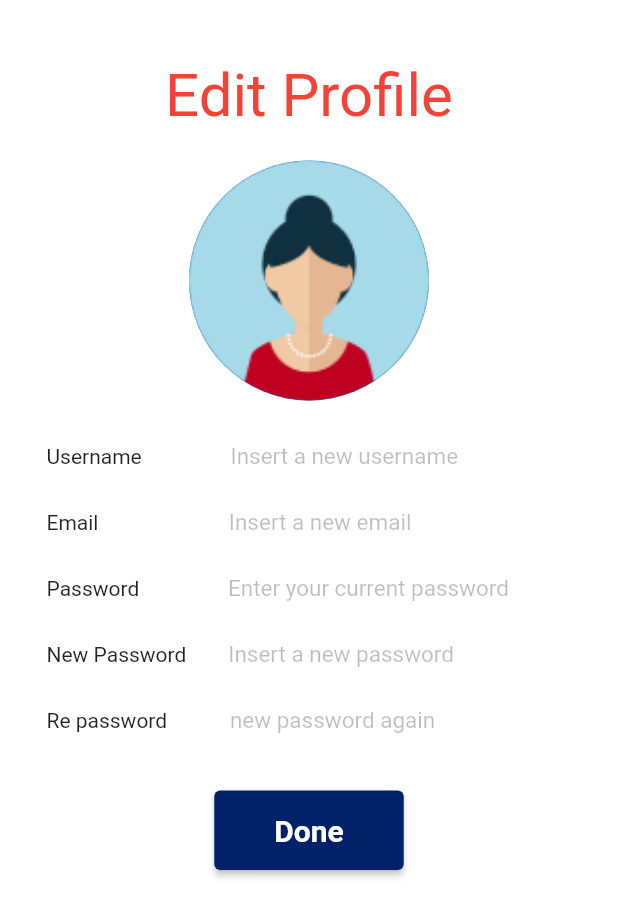
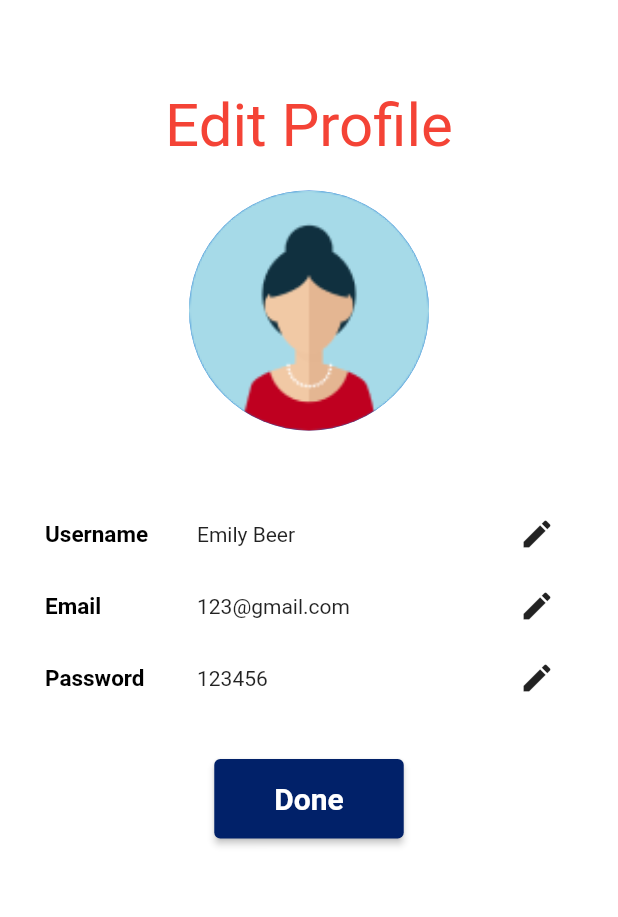
Before and after one commit to pipiipin/Rate-me, a Flutter app: the EditScreen screen opened directly, on a phone screen of 412 x 824 dp. Shown: the top 917 px of the screen. Run offline on Flutter 3.47's test engine with Material 2 defaults, Android fonts, the phone set to English and light mode, and no system bars; our stand-ins replace dio, firebase_auth, firebase_core, flutter_riverpod, lottie; missing offline and left inert: flutter_animated_dialog, tmdb_api; accounts and stored records are empty.

Commit message:
[UPDATE]

```diff
--- a/rate_me/lib/components/tab_view.dart
+++ b/rate_me/lib/components/tab_view.dart
@@ -1,5 +1,4 @@
 import 'package:flutter/material.dart';
-import 'package:readmore/readmore.dart';
 
 class TabBarPage extends StatefulWidget {
   const TabBarPage({Key? key}) : super(key: key);
--- a/rate_me/lib/main.dart
+++ b/rate_me/lib/main.dart
@@ -1,11 +1,8 @@
 import 'package:flutter/material.dart';
 import 'package:lottie/lottie.dart';
-import 'package:rate_me/screens/default.dart';
 import 'package:rate_me/screens/home.dart';
 import 'package:firebase_auth/firebase_auth.dart';
-// import 'package:rate_me/components/bottombar.dart';
 import 'package:rate_me/screens/login.dart';
-import 'package:rate_me/screens/movie.dart';
 import 'package:rate_me/screens/signup.dart';
 import 'package:rate_me/screens/content.dart';
 import 'package:firebase_core/firebase_core.dart';
@@ -30,7 +27,7 @@ class MyApp extends StatelessWidget {
       theme: ThemeData(
         primarySwatch: Colors.blue,
       ),
-      home: const MovieScreen(),
+      home: const IntroScreen(),
       routes: {
         SignupScreen.routeName: (context) => const SignupScreen(),
         LoginScreen.routeName: (context) => const LoginScreen(),
--- a/rate_me/lib/screens/editPro.dart
+++ b/rate_me/lib/screens/editPro.dart
@@ -1,3 +1,5 @@
+// ignore_for_file: file_names, unused_local_variable
+
 import 'package:flutter/material.dart';
 
 class EditScreen extends StatelessWidget {
@@ -9,9 +11,12 @@ class EditScreen extends StatelessWidget {
         backgroundColor: Colors.white,
         body: Center(
           child: Padding(
-        padding: EdgeInsets.only(top: 40),
+            padding: const EdgeInsets.only(top: 40),
             child: Column(
               children: const [
+                SizedBox(
+                  height: 20,
+                ),
                 Text(
                   'Edit Profile',
                   style: TextStyle(
@@ -34,6 +39,11 @@ class EditScreen extends StatelessWidget {
   }
 }
 
+class AlwaysDisabledFocusNode extends FocusNode {
+  @override
+  bool get hasFocus => false;
+}
+
 class _TextEdit extends StatefulWidget {
   const _TextEdit({Key? key}) : super(key: key);
 
@@ -42,160 +52,213 @@ class _TextEdit extends StatefulWidget {
 }
 
 class _TextEditState extends State<_TextEdit> {
-  final userController = TextEditingController();
-  final emailController = TextEditingController();
-  final passController = TextEditingController();
-  final newPassController = TextEditingController();
-  final rePassController = TextEditingController();
+  bool isUser = false;
+  bool isEmail = false;
+  bool isPass = false;
 
-  @override
-  void dispose() {
-    userController.dispose();
-    emailController.dispose();
-    passController.dispose();
-    newPassController.dispose();
-    rePassController.dispose();
+  String user = 'Emily Beer';
+  String email = '123@gmail.com';
+  String pass = '123456';
 
-    super.dispose();
-  }
+  bool _isObscure = true;
 
   final _formKey = GlobalKey<FormState>();
 
   @override
   Widget build(BuildContext context) {
-    return Container(
-      padding: const EdgeInsets.all(20),
-      child: Column(
+    return Column(
       mainAxisAlignment: MainAxisAlignment.start,
       children: [
         Form(
           key: _formKey,
           child: Column(
             children: <Widget>[
-                Container(
-                  width: 350,
-                  child: TextFormField(
-                    controller: userController,
-                    style: TextStyle(fontSize: 15, color: Colors.red),
-                    decoration: const InputDecoration(
-                        icon: Text('Username         '),
-                        fillColor: Colors.white,
-                        isDense: true,
-                        filled: true,
-                        border: InputBorder.none,
-                        hintText: 'Insert a new username',
-                        hintStyle: TextStyle(fontSize: 15.0, color: Colors.black26),),
+              Padding(
+                padding: const EdgeInsets.all(30),
+                child: Row(
+                  children: [
+                    Expanded(
+                      flex: 1,
+                      child: Column(
+                        crossAxisAlignment: CrossAxisAlignment.start,
+                        children: [
+                          const SizedBox(
+                            height: 15,
+                          ),
+                          Row(
+                            children: [
+                              const Expanded(
+                                flex: 1,
+                                child: Text('Username',
+                                    style: TextStyle(
+                                        fontSize: 15.0,
+                                        color: Colors.black,
+                                        fontWeight: FontWeight.bold)),
+                              ),
+                              Expanded(
+                                flex: 2,
+                                child: !isUser
+                                    ? Text(user)
+                                    : TextFormField(
+                                        initialValue: user,
+                                        textInputAction: TextInputAction.done,
+                                        onFieldSubmitted: (value) {
+                                          setState(() =>
+                                              {isUser = false, user = value});
+                                        },
                                         validator: (value) {
                                           if (value == null || value.isEmpty) {
                                             return 'Please enter some text';
                                           }
                                           return null;
                                         },
+                                        decoration: const InputDecoration(
+                                          fillColor: Color.fromARGB(
+                                              255, 190, 189, 189),
+                                          isDense: true,
+                                          filled: true,
+                                          border: InputBorder.none,
+                                          hintText: 'Insert a new username',
+                                          hintStyle: TextStyle(
+                                              fontSize: 15.0,
+                                              color: Colors.black26),
                                         ),
                                       ),
-                SizedBox(
-                  height: 10,
                               ),
-                Container(
-                  width: 350,
-                  child: TextFormField(
-                    controller: emailController,
-                    style: TextStyle(fontSize: 15, color: Colors.red),
+                              IconButton(
+                                icon: const Icon(Icons.edit),
+                                onPressed: () {
+                                  setState(() => {
+                                        isUser = true,
+                                      });
+                                },
+                              )
+                            ],
+                          ),
+                          Row(
+                            children: [
+                              const Expanded(
+                                flex: 1,
+                                child: Text('Email',
+                                    style: TextStyle(
+                                        fontSize: 15.0,
+                                        color: Colors.black,
+                                        fontWeight: FontWeight.bold)),
+                              ),
+                              Expanded(
+                                flex: 2,
+                                child: !isEmail
+                                    ? Text(email)
+                                    : TextFormField(
+                                        initialValue: email,
+                                        textInputAction: TextInputAction.done,
+                                        onFieldSubmitted: (value) {
+                                          setState(() =>
+                                              {isEmail = false, email = value});
+                                        },
+                                        validator: (value) {
+                                          if (value == null || value.isEmpty) {
+                                            return 'Please enter your email';
+                                          }
+                                          return null;
+                                        },
                                         decoration: const InputDecoration(
-                        icon: Text('Email                 '),
-                        fillColor: Colors.white,
+                                          fillColor: Color.fromARGB(
+                                              255, 190, 189, 189),
                                           isDense: true,
                                           filled: true,
                                           border: InputBorder.none,
                                           hintText: 'Insert a new email',
-                        hintStyle: TextStyle(fontSize: 15.0, color: Colors.black26),),
+                                          hintStyle: TextStyle(
+                                              fontSize: 15.0,
+                                              color: Colors.black26),
+                                        ),
+                                      ),
+                              ),
+                              IconButton(
+                                icon: const Icon(Icons.edit),
+                                onPressed: () {
+                                  setState(() => {
+                                        isEmail = true,
+                                      });
+                                },
+                              )
+                            ],
+                          ),
+                          Row(
+                            children: [
+                              const Expanded(
+                                flex: 1,
+                                child: Text('Password',
+                                    style: TextStyle(
+                                        fontSize: 15.0,
+                                        color: Colors.black,
+                                        fontWeight: FontWeight.bold)),
+                              ),
+                              Expanded(
+                                flex: 2,
+                                child: !isPass
+                                    ? Text(pass)
+                                    : TextFormField(
+                                        initialValue: pass,
+                                        obscureText: _isObscure,
+                                        textInputAction: TextInputAction.done,
+                                        onFieldSubmitted: (value) {
+                                          setState(() =>
+                                              {isPass = false, pass = value});
+                                        },
                                         validator: (value) {
                                           if (value == null || value.isEmpty) {
-                        return 'Please enter email';
-                      }
-                      return null;
-                    }, //email มันไม่แก้ก็ได้ป้ะ
-                  ),
-                ),
-                SizedBox(
-                  height: 10,
-                ),
-                Container(
-                  width: 350,
-                  child: TextFormField(
-                    controller: passController,
-                    style: TextStyle(fontSize: 15, color: Colors.red),
-                    decoration: const InputDecoration(
-                        icon: Text('Password         '),
-                        fillColor: Colors.white,
-                        isDense: true,
-                        filled: true,
-                        border: InputBorder.none,
-                        hintText: 'Enter your current password',
-                        hintStyle: TextStyle(fontSize: 15.0, color: Colors.black26),),
-                    validator: (value) {
-                      if (value == null || value.isEmpty) {
-                        return 'Please enter some text';
+                                            return 'Please enter your password';
                                           }
                                           return null;
                                         },
+                                        decoration: InputDecoration(
+                                          suffixIcon: IconButton(
+                                            onPressed: () {
+                                              setState(() {
+                                                _isObscure = !_isObscure;
+                                              });
+                                            },
+                                            icon: Icon(_isObscure
+                                                ? Icons.visibility
+                                                : Icons.visibility_off),
                                           ),
-                ),
-                SizedBox(
-                  height: 10,
-                ),
-                Container(
-                  width: 350,
-                  child: TextFormField(
-                    controller: newPassController,
-                    style: TextStyle(fontSize: 15, color: Colors.red),
-                    decoration: const InputDecoration(
-                        icon: Text('New Password'),
-                        fillColor: Colors.white,
-                        isDense: true,
+                                           suffixIconConstraints: BoxConstraints(maxHeight: 14),
+                                          fillColor: const Color.fromARGB(
+                                              255, 190, 189, 189),
                                           filled: true,
                                           border: InputBorder.none,
                                           hintText: 'Insert a new password',
-                        hintStyle: TextStyle(fontSize: 15.0, color: Colors.black26),),
-                    validator: (value) {
-                      if (value == null || value.isEmpty) {
-                        return 'Please enter some text';
-                      }
-                      return null;
-                    },
+                                          hintStyle: const TextStyle(
+                                              fontSize: 15.0,
+                                              color: Colors.black26),
                                         ),
                                       ),
-                SizedBox(
-                  height: 10,
                               ),
-                Container(
-                  width: 350,
-                  child: TextFormField(
-                    controller: rePassController,
-                    style: TextStyle(fontSize: 15, color: Colors.red),
-                    decoration: const InputDecoration(
-                        icon: Text('Re password    '),
-                        fillColor: Colors.white,
-                        isDense: true,
-                        filled: true,
-                        border: InputBorder.none,
-                        hintText: 'new password again',
-                        hintStyle: TextStyle(fontSize: 15.0, color: Colors.black26),),
-                    validator: (value) {
-                      if (value == null || value.isEmpty) {
-                        return 'Please enter some text';
-                      }
-                      return null;
+                              IconButton(
+                                icon: const Icon(Icons.edit),
+                                onPressed: () {
+                                  setState(() => {
+                                        isPass = true,
+                                      });
                                 },
+                              )
+                            ],
+                          ),
+                        ],
                       ),
                     ),
-                SizedBox(
-                  height: 30,
+                  ],
+                ),
+              ),
+            ],
+          ),
         ),
         Container(
           alignment: Alignment.center,
           child: ElevatedButton(
-                    onPressed: () {},
+            onPressed: () => Navigator.of(context).pop(),
             style: ElevatedButton.styleFrom(
               padding: const EdgeInsets.fromLTRB(40, 15, 40, 15),
               primary: const Color.fromARGB(255, 1, 33, 105),
@@ -211,10 +274,6 @@ class _TextEditState extends State<_TextEdit> {
           ),
         ),
       ],
-            ),
-          ),
-        ],
-      ),
     );
   }
 }
--- a/rate_me/lib/screens/home.dart
+++ b/rate_me/lib/screens/home.dart
@@ -6,11 +6,6 @@ import 'package:rate_me/components/new_movies.dart';
 import 'package:rate_me/components/top10_movies.dart';
 import 'package:rate_me/components/comingsoon.dart';
 import 'package:rate_me/components/category.dart';
-import '../components/movie.dart';
-import '../service/movie_service.dart';
-import '../service/movies_exception.dart';
-import 'dart:ui';
-import 'package:flutter_riverpod/flutter_riverpod.dart';
 
 class HomeScreen extends StatefulWidget {
   const HomeScreen({Key? key}) : super(key: key);
--- a/rate_me/pubspec.yaml
+++ b/rate_me/pubspec.yaml
@@ -41,7 +41,6 @@ dependencies:
   flutter_riverpod: ^1.0.3
   dio: ^4.0.6
   flutter_animated_dialog: ^2.0.1
-  readmore: ^2.1.0
   firebase_core: ^1.16.0
   path_provider: ^2.0.10
   tmdb_api:
```
Also changed, not shown: rate_me/lib/screens/login.dart (+20 -22 lines), rate_me/lib/screens/profile.dart (+5 -4 lines), rate_me/lib/screens/signup.dart (+46 -33 lines), rate_me/pubspec.lock. Lines whose indentation alone changed are shown as unchanged.
